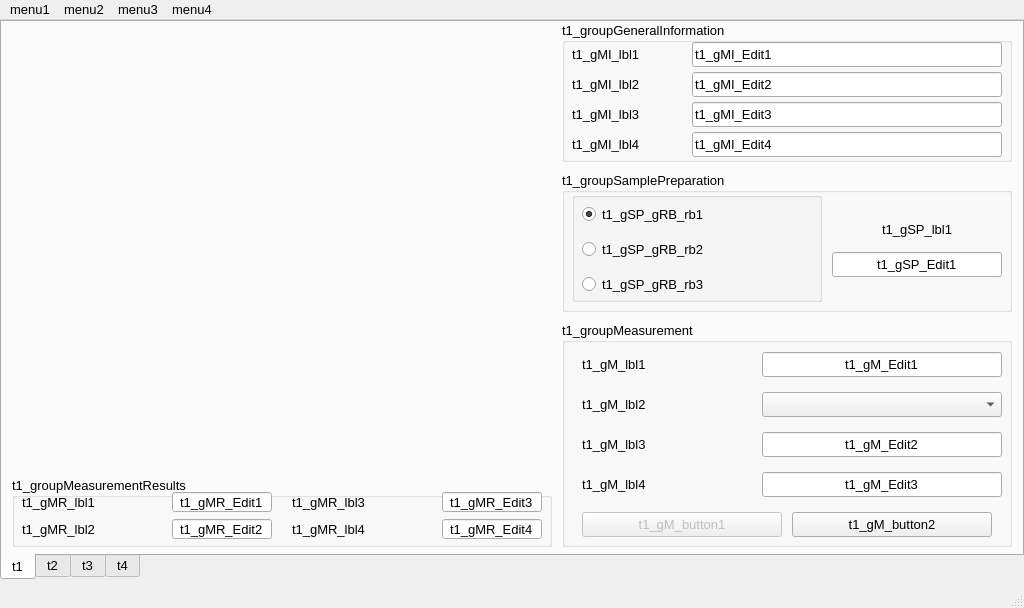
Above: MainWindow.ui from ird87/pycnometer before the change. Below: the same form after it.
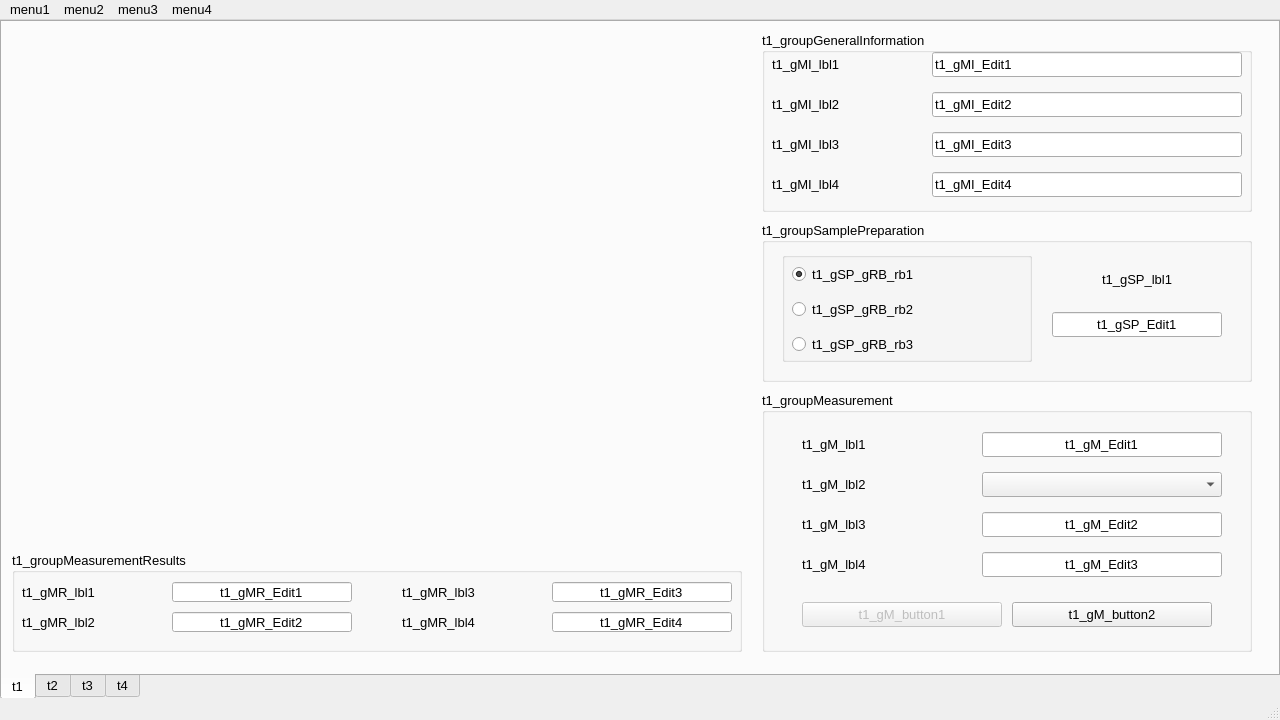
That is the form after the change. Icons and pictures are not drawn.

Diff of the .ui file:
```diff
--- a/MainWindow.ui
+++ b/MainWindow.ui
@@ -9,8 +9,8 @@
    <rect>
     <x>0</x>
     <y>0</y>
-    <width>1024</width>
-    <height>608</height>
+    <width>1280</width>
+    <height>720</height>
    </rect>
   </property>
   <property name="sizePolicy">
@@ -21,14 +21,14 @@
   </property>
   <property name="minimumSize">
    <size>
-    <width>1024</width>
-    <height>100</height>
+    <width>1280</width>
+    <height>720</height>
    </size>
   </property>
   <property name="maximumSize">
    <size>
-    <width>1024</width>
-    <height>768</height>
+    <width>1280</width>
+    <height>720</height>
    </size>
   </property>
   <property name="font">
@@ -46,20 +46,20 @@
      <rect>
       <x>0</x>
       <y>0</y>
-      <width>1024</width>
-      <height>560</height>
+      <width>1280</width>
+      <height>680</height>
      </rect>
     </property>
     <property name="minimumSize">
      <size>
-      <width>1024</width>
-      <height>560</height>
+      <width>1280</width>
+      <height>680</height>
      </size>
     </property>
     <property name="maximumSize">
      <size>
-      <width>1024</width>
-      <height>560</height>
+      <width>1280</width>
+      <height>680</height>
      </size>
     </property>
     <property name="font">
@@ -93,22 +93,22 @@
      <widget class="QGroupBox" name="t1_groupGeneralInformation">
       <property name="geometry">
        <rect>
-        <x>560</x>
-        <y>0</y>
-        <width>450</width>
-        <height>140</height>
+        <x>760</x>
+        <y>10</y>
+        <width>490</width>
+        <height>180</height>
        </rect>
       </property>
       <property name="minimumSize">
        <size>
-        <width>450</width>
-        <height>140</height>
+        <width>490</width>
+        <height>180</height>
        </size>
       </property>
       <property name="maximumSize">
        <size>
-        <width>450</width>
-        <height>140</height>
+        <width>490</width>
+        <height>180</height>
        </size>
       </property>
       <property name="font">
@@ -123,7 +123,7 @@
       <widget class="QLineEdit" name="t1_gMI_Edit1">
        <property name="geometry">
         <rect>
-         <x>130</x>
+         <x>170</x>
          <y>20</y>
          <width>310</width>
          <height>25</height>
@@ -142,8 +142,8 @@
       <widget class="QLineEdit" name="t1_gMI_Edit2">
        <property name="geometry">
         <rect>
-         <x>130</x>
-         <y>50</y>
+         <x>170</x>
+         <y>60</y>
          <width>310</width>
          <height>25</height>
         </rect>
@@ -161,8 +161,8 @@
       <widget class="QLineEdit" name="t1_gMI_Edit3">
        <property name="geometry">
         <rect>
-         <x>130</x>
-         <y>80</y>
+         <x>170</x>
+         <y>100</y>
          <width>310</width>
          <height>25</height>
         </rect>
@@ -180,8 +180,8 @@
       <widget class="QLineEdit" name="t1_gMI_Edit4">
        <property name="geometry">
         <rect>
-         <x>130</x>
-         <y>110</y>
+         <x>170</x>
+         <y>140</y>
          <width>310</width>
          <height>25</height>
         </rect>
@@ -201,7 +201,7 @@
         <rect>
          <x>10</x>
          <y>20</y>
-         <width>115</width>
+         <width>141</width>
          <height>25</height>
         </rect>
        </property>
@@ -219,8 +219,8 @@
        <property name="geometry">
         <rect>
          <x>10</x>
-         <y>50</y>
-         <width>115</width>
+         <y>60</y>
+         <width>141</width>
          <height>25</height>
         </rect>
        </property>
@@ -238,8 +238,8 @@
        <property name="geometry">
         <rect>
          <x>10</x>
-         <y>80</y>
-         <width>115</width>
+         <y>100</y>
+         <width>141</width>
          <height>25</height>
         </rect>
        </property>
@@ -257,8 +257,8 @@
        <property name="geometry">
         <rect>
          <x>10</x>
-         <y>110</y>
-         <width>115</width>
+         <y>140</y>
+         <width>141</width>
          <height>25</height>
         </rect>
        </property>
@@ -276,22 +276,22 @@
      <widget class="QGroupBox" name="t1_groupSamplePreparation">
       <property name="geometry">
        <rect>
-        <x>560</x>
-        <y>150</y>
-        <width>450</width>
-        <height>140</height>
+        <x>760</x>
+        <y>200</y>
+        <width>490</width>
+        <height>160</height>
        </rect>
       </property>
       <property name="minimumSize">
        <size>
-        <width>450</width>
-        <height>140</height>
+        <width>490</width>
+        <height>160</height>
        </size>
       </property>
       <property name="maximumSize">
        <size>
-        <width>450</width>
-        <height>140</height>
+        <width>490</width>
+        <height>160</height>
        </size>
       </property>
       <property name="title">
@@ -300,8 +300,8 @@
       <widget class="QGroupBox" name="t1_gSP_groupRB">
        <property name="geometry">
         <rect>
-         <x>10</x>
-         <y>20</y>
+         <x>20</x>
+         <y>30</y>
          <width>250</width>
          <height>110</height>
         </rect>
@@ -385,8 +385,8 @@
       <widget class="QLineEdit" name="t1_gSP_Edit1">
        <property name="geometry">
         <rect>
-         <x>270</x>
-         <y>80</y>
+         <x>290</x>
+         <y>90</y>
          <width>170</width>
          <height>25</height>
         </rect>
@@ -407,7 +407,7 @@
       <widget class="QLabel" name="t1_gSP_lbl1">
        <property name="geometry">
         <rect>
-         <x>270</x>
+         <x>290</x>
          <y>45</y>
          <width>170</width>
          <height>25</height>
@@ -430,22 +430,22 @@
      <widget class="QGroupBox" name="t1_groupMeasurement">
       <property name="geometry">
        <rect>
-        <x>560</x>
-        <y>300</y>
-        <width>450</width>
-        <height>225</height>
+        <x>760</x>
+        <y>370</y>
+        <width>490</width>
+        <height>260</height>
        </rect>
       </property>
       <property name="minimumSize">
        <size>
-        <width>450</width>
-        <height>225</height>
+        <width>490</width>
+        <height>260</height>
        </size>
       </property>
       <property name="maximumSize">
        <size>
-        <width>450</width>
-        <height>225</height>
+        <width>490</width>
+        <height>260</height>
        </size>
       </property>
       <property name="title">
@@ -454,8 +454,8 @@
       <widget class="QLineEdit" name="t1_gM_Edit1">
        <property name="geometry">
         <rect>
-         <x>200</x>
-         <y>30</y>
+         <x>220</x>
+         <y>40</y>
          <width>240</width>
          <height>25</height>
         </rect>
@@ -476,8 +476,8 @@
       <widget class="QLabel" name="t1_gM_lbl1">
        <property name="geometry">
         <rect>
-         <x>20</x>
-         <y>30</y>
+         <x>40</x>
+         <y>40</y>
          <width>170</width>
          <height>25</height>
         </rect>
@@ -495,8 +495,8 @@
       <widget class="QLabel" name="t1_gM_lbl2">
        <property name="geometry">
         <rect>
-         <x>20</x>
-         <y>70</y>
+         <x>40</x>
+         <y>80</y>
          <width>170</width>
          <height>25</height>
         </rect>
@@ -514,8 +514,8 @@
       <widget class="QLabel" name="t1_gM_lbl3">
        <property name="geometry">
         <rect>
-         <x>20</x>
-         <y>110</y>
+         <x>40</x>
+         <y>120</y>
          <width>170</width>
          <height>25</height>
         </rect>
@@ -533,8 +533,8 @@
       <widget class="QLabel" name="t1_gM_lbl4">
        <property name="geometry">
         <rect>
-         <x>20</x>
-         <y>150</y>
+         <x>40</x>
+         <y>160</y>
          <width>170</width>
          <height>25</height>
         </rect>
@@ -552,8 +552,8 @@
       <widget class="QLineEdit" name="t1_gM_Edit2">
        <property name="geometry">
         <rect>
-         <x>200</x>
-         <y>110</y>
+         <x>220</x>
+         <y>120</y>
          <width>240</width>
          <height>25</height>
         </rect>
@@ -574,8 +574,8 @@
       <widget class="QLineEdit" name="t1_gM_Edit3">
        <property name="geometry">
         <rect>
-         <x>200</x>
-         <y>150</y>
+         <x>220</x>
+         <y>160</y>
          <width>240</width>
          <height>25</height>
         </rect>
@@ -596,8 +596,8 @@
       <widget class="QComboBox" name="t1_gM_cmd1">
        <property name="geometry">
         <rect>
-         <x>200</x>
-         <y>70</y>
+         <x>220</x>
+         <y>80</y>
          <width>240</width>
          <height>25</height>
         </rect>
@@ -609,8 +609,8 @@
        </property>
        <property name="geometry">
         <rect>
-         <x>20</x>
-         <y>190</y>
+         <x>40</x>
+         <y>210</y>
          <width>200</width>
          <height>25</height>
         </rect>
@@ -622,8 +622,8 @@
       <widget class="QPushButton" name="t1_gM_button2">
        <property name="geometry">
         <rect>
-         <x>230</x>
-         <y>190</y>
+         <x>250</x>
+         <y>210</y>
          <width>200</width>
          <height>25</height>
         </rect>
@@ -637,21 +637,21 @@
       <property name="geometry">
        <rect>
         <x>10</x>
-        <y>455</y>
-        <width>540</width>
-        <height>70</height>
+        <y>530</y>
+        <width>730</width>
+        <height>100</height>
        </rect>
       </property>
       <property name="minimumSize">
        <size>
-        <width>540</width>
-        <height>70</height>
+        <width>730</width>
+        <height>100</height>
        </size>
       </property>
       <property name="maximumSize">
        <size>
-        <width>540</width>
-        <height>70</height>
+        <width>730</width>
+        <height>100</height>
        </size>
       </property>
       <property name="title">
@@ -661,8 +661,8 @@
        <property name="geometry">
         <rect>
          <x>160</x>
-         <y>42</y>
-         <width>100</width>
+         <y>60</y>
+         <width>180</width>
          <height>20</height>
         </rect>
        </property>
@@ -686,8 +686,8 @@
        <property name="geometry">
         <rect>
          <x>160</x>
-         <y>15</y>
-         <width>100</width>
+         <y>30</y>
+         <width>180</width>
          <height>20</height>
         </rect>
        </property>
@@ -711,7 +711,7 @@
        <property name="geometry">
         <rect>
          <x>10</x>
-         <y>42</y>
+         <y>60</y>
          <width>140</width>
          <height>20</height>
         </rect>
@@ -730,7 +730,7 @@
        <property name="geometry">
         <rect>
          <x>10</x>
-         <y>15</y>
+         <y>30</y>
          <width>140</width>
          <height>20</height>
         </rect>
@@ -748,8 +748,8 @@
       <widget class="QLabel" name="t1_gMR_lbl4">
        <property name="geometry">
         <rect>
-         <x>280</x>
-         <y>42</y>
+         <x>390</x>
+         <y>60</y>
          <width>140</width>
          <height>20</height>
         </rect>
@@ -767,9 +767,9 @@
       <widget class="QLineEdit" name="t1_gMR_Edit3">
        <property name="geometry">
         <rect>
-         <x>430</x>
-         <y>15</y>
-         <width>100</width>
+         <x>540</x>
+         <y>30</y>
+         <width>180</width>
          <height>20</height>
         </rect>
        </property>
@@ -792,9 +792,9 @@
       <widget class="QLineEdit" name="t1_gMR_Edit4">
        <property name="geometry">
         <rect>
-         <x>430</x>
-         <y>42</y>
-         <width>100</width>
+         <x>540</x>
+         <y>60</y>
+         <width>180</width>
          <height>20</height>
         </rect>
        </property>
@@ -817,8 +817,8 @@
       <widget class="QLabel" name="t1_gMR_lbl3">
        <property name="geometry">
         <rect>
-         <x>280</x>
-         <y>15</y>
+         <x>390</x>
+         <y>30</y>
          <width>140</width>
          <height>20</height>
         </rect>
@@ -2596,7 +2596,7 @@
     <rect>
      <x>0</x>
      <y>0</y>
-     <width>1024</width>
+     <width>1280</width>
      <height>21</height>
     </rect>
    </property>
```
Left out of the diff: 178 changed lines with no effect on the pictures.
